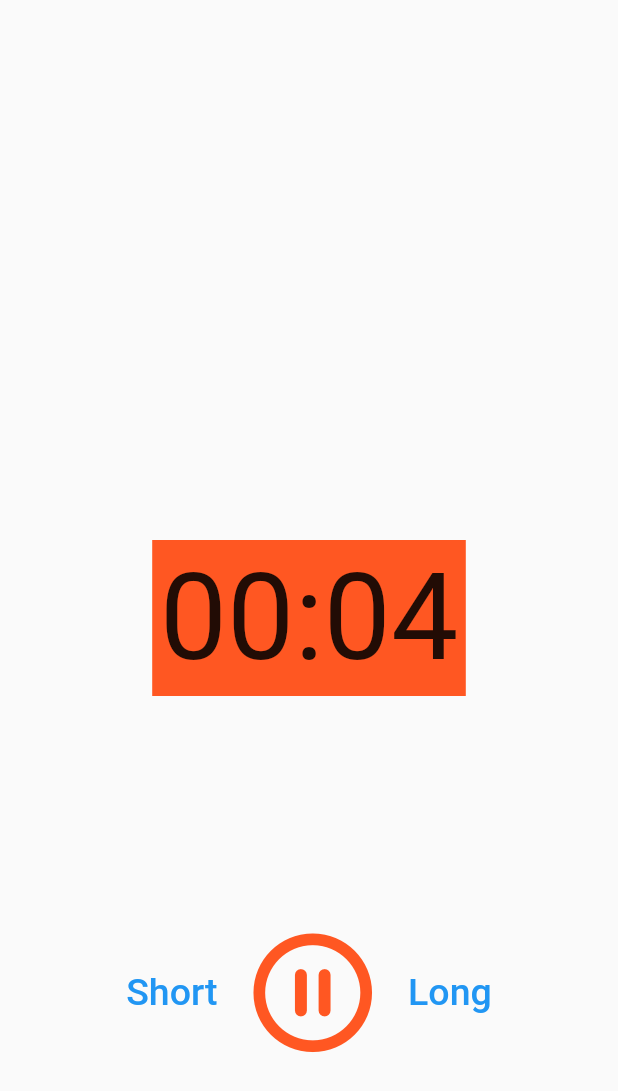
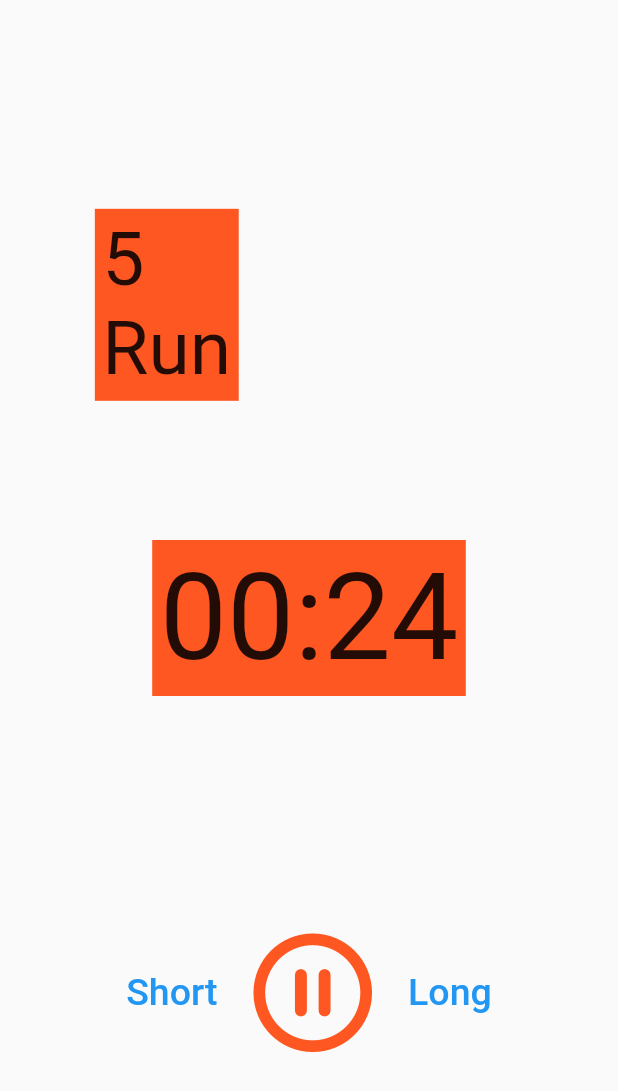
Before and after one commit to arrenaid/focus, a Flutter app: the screen it shows after launch, after a tap on "Short", on a phone screen of 412 x 824 dp. Shown: the top 1091 px of the screen. Run offline on Flutter 3.47's test engine with Material 2 defaults, Android fonts, the phone set to English and light mode, and no system bars; our stand-ins replace bloc, equatable, flutter_bloc.

Commit message:
add bloc

```diff
--- /dev/null
+++ b/lib/bloc/focus_bloc.dart
@@ -0,0 +1,97 @@
+import 'dart:async';
+
+import 'package:bloc/bloc.dart';
+import 'package:equatable/equatable.dart';
+
+part 'focus_state.dart';
+part 'focus_event.dart';
+
+const int pomodoro = 25;
+const int short = 5;
+const int long = 15;
+
+class FocusBloc extends Bloc<FocusEvent,FocusState>{
+  FocusBloc() : super(FocusInitialState(pomodoro,_updateStr(pomodoro)));
+
+  Timer ? _timer;
+  int _waitTime = pomodoro;
+
+  @override
+  Future<void> close() {
+    _timer?.cancel();
+    return super.close();
+  }
+
+  @override
+  Stream<FocusState> mapEventToState(
+      FocusEvent event,
+      ) async* {
+    if(event is FocusStartEvent){
+      yield* _mapStartToState(event);
+    }else if(event is FocusPauseEvent){
+      yield* _mapPauseToState(event);
+    }else if(event is FocusResetEvent){
+      yield* _mapResetToState(event);
+    } else if(event is FocusTickedEvent){
+      yield* _mapTickedToState(event);
+    }else if(event is FocusStopEvent){
+      yield* _mapStopToState(event);
+    }else if(event is FocusChangeTypeLongEvent){
+      yield* _mapChangeTypeLongToState(event);
+    }
+    else if(event is FocusChangeTypeShortEvent){
+      yield* _mapChangeTypeShortToState(event);
+    }
+  }
+
+
+  static String _updateStr( int time ){
+    var minuteStr = (time ~/ 60).toString().padLeft(2,'0');
+    var secondStr = (time % 60).toString().padLeft(2,'0');
+    return '$minuteStr:$secondStr';
+  }
+
+  Stream<FocusState> _mapStartToState(FocusStartEvent start) async*{
+    if(state.isStart) _waitTime = state.timerType;
+    if(_waitTime > 0){
+      _timer = Timer.periodic(const Duration(seconds: 1), (timer) {
+        _waitTime -= 1;
+        add(FocusTickedEvent(_updateStr(_waitTime)));
+        if(_waitTime <= 0){
+          _timer?.cancel();
+          add(FocusStopEvent());
+        }
+      });
+    }
+  }
+
+  Stream<FocusState> _mapPauseToState(FocusPauseEvent event) async* {
+    if(state is FocusRunState){
+      _timer?.cancel();
+      yield FocusPauseState(state.timerType, _updateStr(_waitTime));
+    }
+  }
+
+  Stream<FocusState> _mapResetToState(FocusResetEvent event) async* {
+      yield FocusResetState(state.timerType,_updateStr(_waitTime),state.isStart);
+  }
+  Stream<FocusState> _mapChangeTypeLongToState(FocusChangeTypeLongEvent event) async* {
+    _timer?.cancel();
+    yield FocusInitialState(long,_updateStr(long));
+    add(FocusStartEvent());
+  }
+  Stream<FocusState> _mapChangeTypeShortToState(FocusChangeTypeShortEvent event) async* {
+    _timer?.cancel();
+    yield  FocusInitialState(short,_updateStr(short));
+    add(FocusStartEvent());
+  }
+  Stream<FocusState> _mapStopToState(FocusStopEvent event) async* {
+    if(state is FocusRunState){
+      _timer?.cancel();
+      yield FocusInitialState(pomodoro,_updateStr(pomodoro));
+    }
+  }
+  Stream<FocusState> _mapTickedToState(FocusTickedEvent event) async* {
+    yield FocusRunState(state.timerType, event.str);
+  }
+}
--- /dev/null
+++ b/lib/bloc/focus_event.dart
@@ -0,0 +1,33 @@
+part of 'focus_bloc.dart';
+
+abstract class FocusEvent extends Equatable{
+  const FocusEvent();
+
+  @override
+  List<Object?> get props => [];
+}
+class FocusStartEvent extends FocusEvent{
+  const FocusStartEvent();
+}
+class FocusPauseEvent extends FocusEvent{
+  const FocusPauseEvent();
+}
+class FocusResetEvent extends FocusEvent{
+  const FocusResetEvent();
+}
+class FocusStopEvent extends FocusEvent{
+  const FocusStopEvent();
+}
+class FocusChangeTypeShortEvent extends FocusEvent{
+  const FocusChangeTypeShortEvent();
+}
+class FocusChangeTypeLongEvent extends FocusEvent{
+  const FocusChangeTypeLongEvent();
+}
+class FocusTickedEvent extends FocusEvent{
+  final String str;
+  const FocusTickedEvent(this.str);
+
+  @override
+  List<Object?> get props => [str];
+}
--- /dev/null
+++ b/lib/bloc/focus_state.dart
@@ -0,0 +1,53 @@
+part of 'focus_bloc.dart';
+
+abstract class FocusState extends Equatable {
+  // final int waitTime;
+  // final int currentTime;
+  // final int oldTime;
+  final timerType;
+  final isStart /*= false*/;
+  // final isEnd = false;
+  final String str;
+
+  FocusState(/*this.waitTime, this.currentTime, this.oldTime,*/this.timerType, this.str, this.isStart);
+
+  @override
+  List<Object?> get props => [/*waitTime, currentTime, oldTime,*/ str];
+}
+
+class FocusInitialState extends FocusState {
+  FocusInitialState(int timerType,String str) : super(timerType, str, false);
+
+  @override
+  String toString() => 'FocusInitialState { str: $str }';
+}
+class FocusResetState extends FocusState {
+  FocusResetState(int timerType, String str, bool isStart) : super(timerType, str, isStart);
+
+  @override
+  String toString() => 'FocusResetState { str: $str }';
+}
+class FocusRunState extends FocusState {
+  FocusRunState(int timerType, String str) : super(timerType, str, true);
+
+  @override
+  String toString() => 'FocusRunState { str: $str }';
+}
+class FocusPauseState extends FocusState {
+  FocusPauseState(int timerType, String str) : super(timerType, str, false);
+
+  @override
+  String toString() => 'FocusPauseState { str: $str }';
+}
+class FocusChangeTypeState extends FocusState {
+  FocusChangeTypeState(int timerType, String str) : super(timerType, str, false);
+
+  @override
+  String toString() => 'FocusPauseState { str: $str }';
+}
+class FocusCompleteState extends FocusState {
+  FocusCompleteState(int timerType) : super(timerType, '00:00', false);
+
+  @override
+  String toString() => 'FocusPauseState {  }';
+}
--- a/lib/main.dart
+++ b/lib/main.dart
@@ -1,5 +1,5 @@
 import 'package:flutter/material.dart';
-import 'package:focus/pomodoro_screen.dart';
+import 'package:focus/screens/focus_screen.dart';
 
 void main() {
   runApp(const MyApp());
@@ -17,7 +17,7 @@ class MyApp extends StatelessWidget {
 
         primarySwatch: Colors.blue,
       ),
-      home: PomodoroScreen(),
+      home: const FocusScreen(),
     );
   }
 }
--- /dev/null
+++ b/lib/screens/focus_screen.dart
@@ -0,0 +1,104 @@
+import 'package:flutter/material.dart';
+import 'package:flutter_bloc/flutter_bloc.dart';
+
+import '../bloc/focus_bloc.dart';
+
+class FocusScreen extends StatelessWidget {
+  const FocusScreen({Key? key}) : super(key: key);
+
+  @override
+  Widget build(BuildContext context) {
+    return BlocProvider(
+      create: (_) => FocusBloc(),
+      child: const FocusPage(),
+    );
+  }
+}
+class FocusPage extends StatelessWidget {
+  const FocusPage({Key? key}) : super(key: key);
+
+  @override
+  Widget build(BuildContext context) {
+    return BlocListener<FocusBloc,FocusState>(listener: (context,state){
+      if(state is FocusCompleteState){
+        ScaffoldMessenger.of(context).showSnackBar(SnackBar(content: Text('Finish')));
+      }
+      // if(state is FocusRunState){
+      //   ScaffoldMessenger.of(context).showSnackBar(SnackBar(content: Text('run')));
+      // }
+      // if(state is FocusPauseState){
+      //   ScaffoldMessenger.of(context).showSnackBar(SnackBar(content: Text('Pause')));
+      // }
+    },
+      child: BlocBuilder<FocusBloc,FocusState> (
+        builder: (context,state){
+        return Scaffold(
+      body: SafeArea(
+        child: Stack(
+          children: [
+            if(state is FocusInitialState)...[
+              Align(
+                alignment: const FractionalOffset(0.2, 0.2),
+                child:  Container( decoration: BoxDecoration(color: Colors.deepOrange), padding: EdgeInsets.all(5),
+                  child: Text('${state.timerType.toString()}\nInitial', style: TextStyle(fontSize: 50, color: Colors.black87,fontFamily: '' ),),
+                ),//TimerWidget(waitTime: _waitTime,),
+              ),
+            ],
+            if(state is FocusRunState)...[
+              Align(
+                alignment: const FractionalOffset(0.2, 0.2),
+                child:  Container( decoration: BoxDecoration(color: Colors.deepOrange), padding: EdgeInsets.all(5),
+                  child: Text('${state.timerType.toString()}\nRun', style: TextStyle(fontSize: 50, color: Colors.black87,fontFamily: '' ),),
+                ),//TimerWidget(waitTime: _waitTime,),
+              ),
+            ],
+            if(state is FocusPauseState)...[
+              Align(
+                alignment: const FractionalOffset(0.2, 0.2),
+                child:  Container( decoration: BoxDecoration(color: Colors.deepOrange), padding: EdgeInsets.all(5),
+                  child: Text('${state.timerType.toString()}\nPause', style: TextStyle(fontSize: 50, color: Colors.black87,fontFamily: '' ),),
+                ),//TimerWidget(waitTime: _waitTime,),
+              ),
+            ],
+            Align(
+              alignment: const FractionalOffset(0.5, 0.5),
+              child:  Container( decoration: BoxDecoration(color: Colors.deepOrange), padding: EdgeInsets.all(5),
+                child: Text(state.str, style: TextStyle(fontSize: 80, color: Colors.black87,fontFamily: '' ),),
+              ),//TimerWidget(waitTime: _waitTime,),
+            ),
+            Align(
+              alignment: const FractionalOffset(0.5, 0.85),
+              child: Row(
+                mainAxisAlignment: MainAxisAlignment.center,
+                crossAxisAlignment: CrossAxisAlignment.center,
+                children: [
+                  TextButton(onPressed: () {
+                    //start(short)
+                    context.read<FocusBloc>().add(FocusChangeTypeShortEvent());
+                  },
+                    child: Text('Short', style: TextStyle(fontSize: 25),),),
+
+                  IconButton(
+                      iconSize: 95,
+                      onPressed:
+                      state.isStart
+                          ? () => context.read<FocusBloc>().add(FocusPauseEvent())
+                          : () => context.read<FocusBloc>().add(FocusStartEvent()),//state.isStart ? pause : () => start(isEnd? pomodoro : _currentTime),
+                      icon: Icon( state.isStart
+                          ? Icons.pause_circle_outline_rounded
+                          : Icons.play_circle_outline_rounded,
+                        //size: 100,
+                        color: Colors.deepOrange, )),
+                   TextButton(onPressed: () => context.read<FocusBloc>().add(FocusChangeTypeLongEvent()) /*start(long)*/, child: Text('Long', style: TextStyle(fontSize: 25),)),
+                ],
+              ),
+            )
+          ],
+        ),
+      ),
+    );
+      },
+      ),
+    );
+  }
+}
--- a/pubspec.yaml
+++ b/pubspec.yaml
@@ -36,8 +36,8 @@ dependencies:
   # The following adds the Cupertino Icons font to your application.
   # Use with the CupertinoIcons class for iOS style icons.
   cupertino_icons: ^1.0.2
-  bloc: ^8.1.0
-  flutter_bloc: ^8.1.1
+  bloc: ^7.2.0
+  flutter_bloc: ^7.2.0
   equatable: ^2.0.5
 
 dev_dependencies:
```
Also changed, not shown: pubspec.lock.
